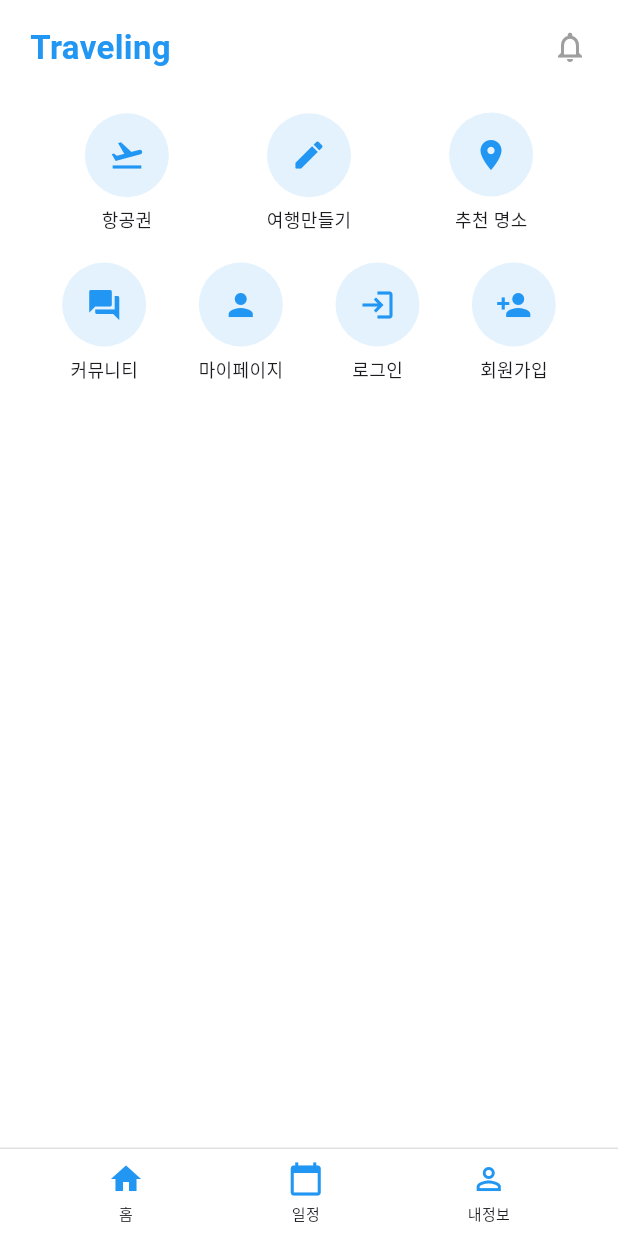
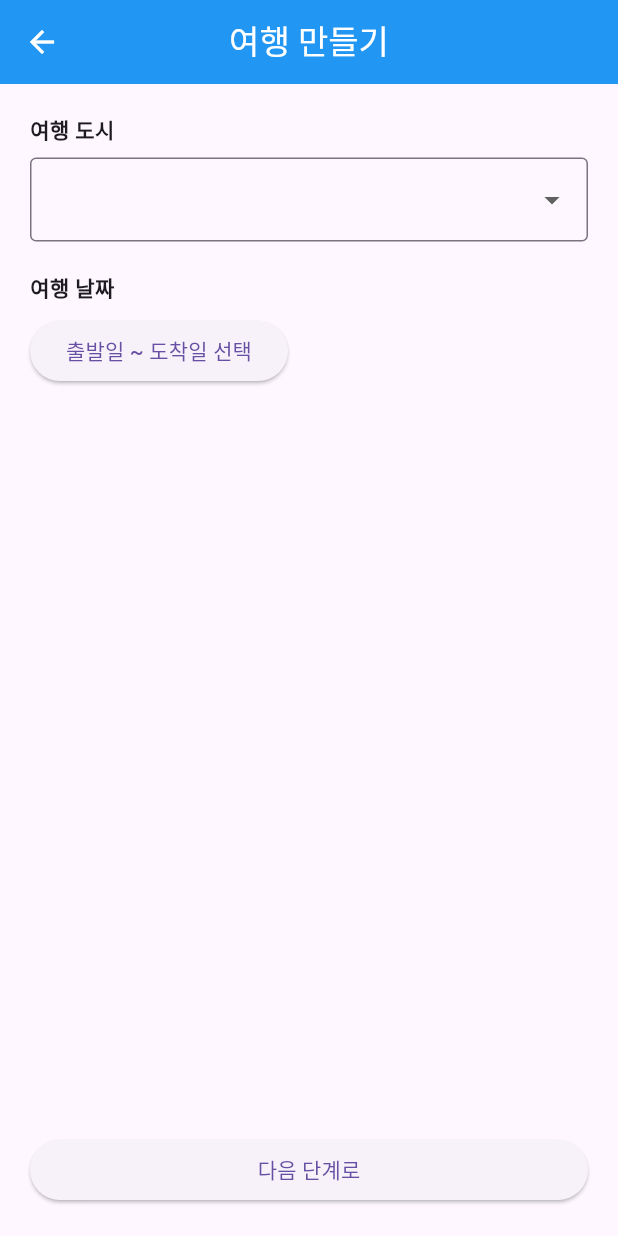
Before and after one commit to Rabbokki/mobile-app-function-impl, a Flutter app: the screen it shows after launch, after a tap on "여행만들기", on a phone screen of 412 x 824 dp. Run offline on Flutter 3.47's test engine with Material 3 defaults, Android fonts, the phone set to English and light mode, and no system bars.

Commit message:
여행만들기 틀 만듦

```diff
--- a/lib/routes.dart
+++ b/lib/routes.dart
@@ -1,12 +1,12 @@
 import 'package:flutter/material.dart';
 import 'screens/home_screen.dart';
 import 'screens/flight_search/search_screen.dart';
-import 'screens/flight_search/result_screen.dart';
 import 'screens/recommended_places.dart';
+import 'screens/travel_planner/make_trip_screen.dart';
 
 final Map<String, WidgetBuilder> appRoutes = {
   '/': (context) => const HomeScreen(),
   '/flight': (context) => const SearchScreen(),
-  '/flight/result': (context) => const FlightResultScreen(),
   '/recommended': (context) => const RecommendedPlacesScreen(),
+  '/make_trip': (context) => const MakeTripScreen(),
 };
--- /dev/null
+++ b/lib/screens/travel_planner/make_trip_screen.dart
@@ -0,0 +1,55 @@
+import 'package:flutter/material.dart';
+
+class MakeTripScreen extends StatelessWidget {
+  const MakeTripScreen({super.key});
+
+  @override
+  Widget build(BuildContext context) {
+    return Scaffold(
+      appBar: AppBar(
+        title: const Text('여행 만들기'),
+        centerTitle: true,
+        backgroundColor: Colors.blue,
+        foregroundColor: Colors.white,
+      ),
+      body: Padding(
+        padding: const EdgeInsets.all(20),
+        child: Column(
+          crossAxisAlignment: CrossAxisAlignment.start,
+          children: [
+            const Text('여행 도시', style: TextStyle(fontWeight: FontWeight.bold)),
+            const SizedBox(height: 8),
+            DropdownButtonFormField<String>(
+              items: const [
+                DropdownMenuItem(value: '도쿄', child: Text('도쿄')),
+                DropdownMenuItem(value: '오사카', child: Text('오사카')),
+                DropdownMenuItem(value: '파리', child: Text('파리')),
+              ],
+              onChanged: (value) {},
+              decoration: const InputDecoration(border: OutlineInputBorder()),
+            ),
+            const SizedBox(height: 20),
+            const Text('여행 날짜', style: TextStyle(fontWeight: FontWeight.bold)),
+            const SizedBox(height: 8),
+            ElevatedButton(
+              onPressed: () {
+                // 달력 선택 기능은 나중에 추가 가능
+              },
+              child: const Text('출발일 ~ 도착일 선택'),
+            ),
+            const Spacer(),
+            SizedBox(
+              width: double.infinity,
+              child: ElevatedButton(
+                onPressed: () {
+                  // 다음 스텝 이동 예정
+                },
+                child: const Text('다음 단계로'),
+              ),
+            )
+          ],
+        ),
+      ),
+    );
+  }
+}
```
